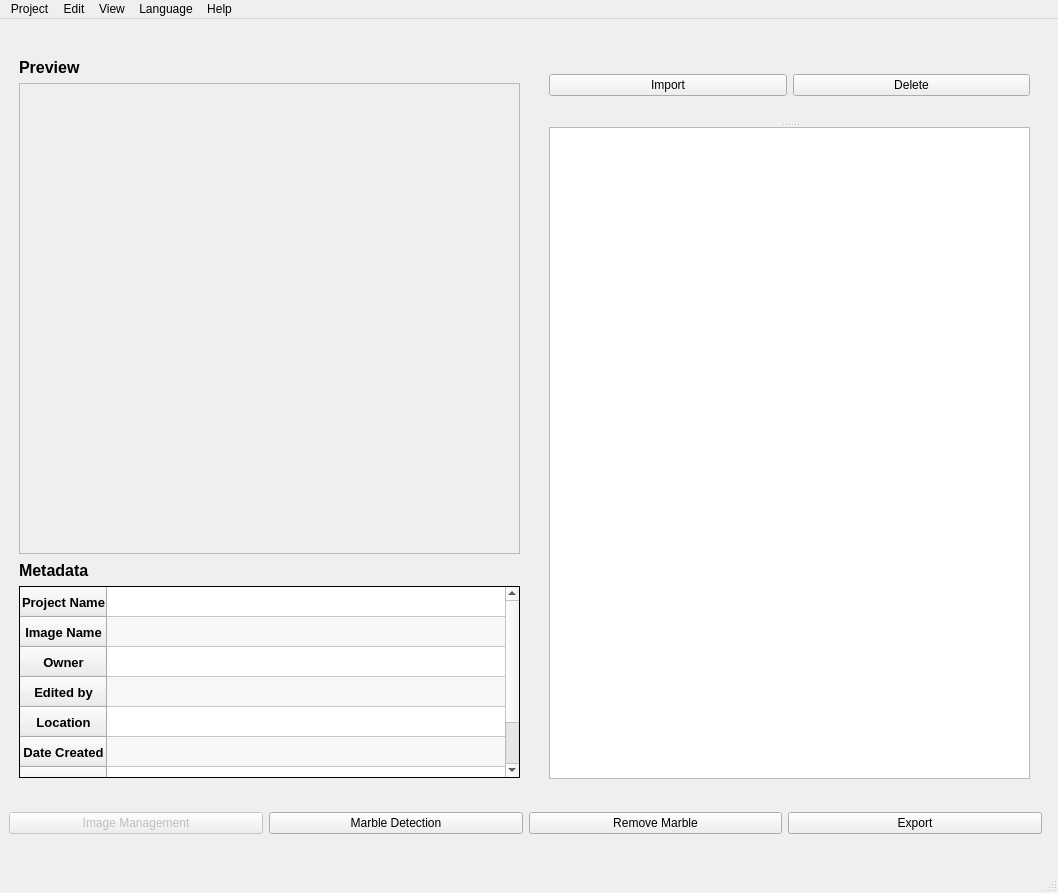
Old version of the form RTIe/RTIe_builder/system_ui.ui in the repository Super-SaiyanSandwich/ECMM427.
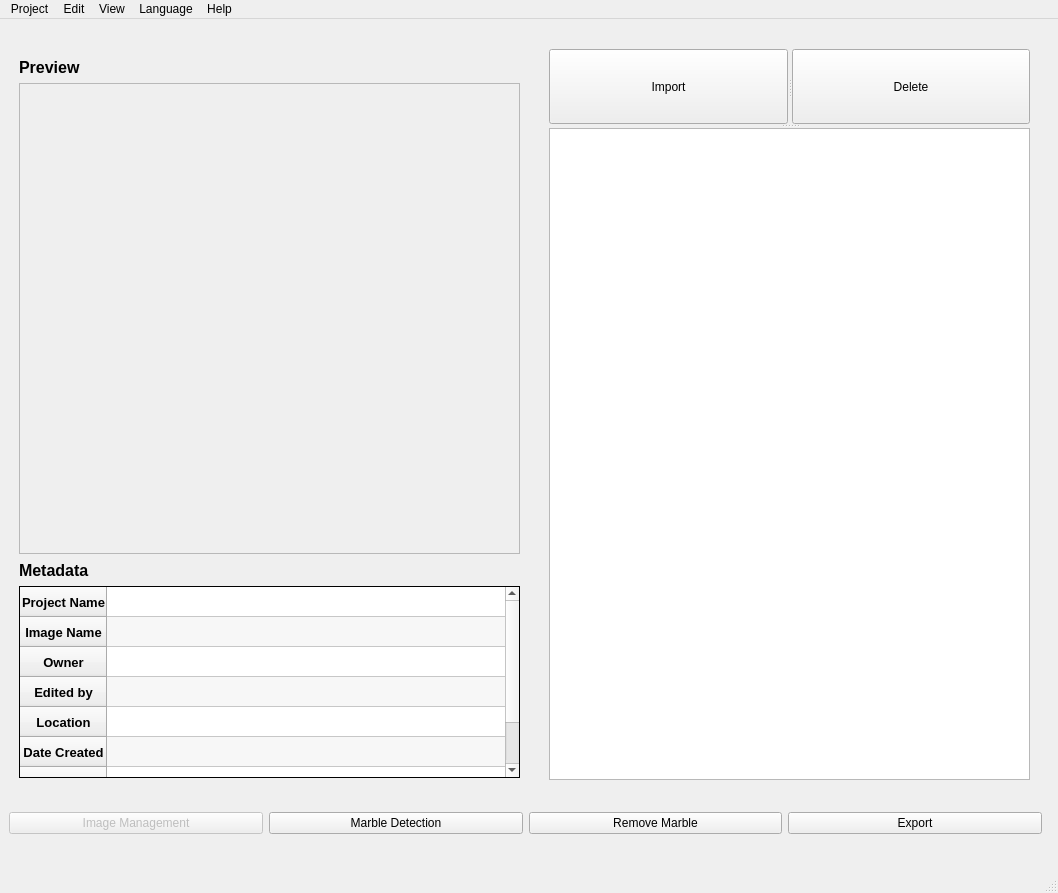
New version of the form. The open tabs and pages were chosen to show the change. Icons and pictures are not drawn.

What changed in the file:
```diff
--- a/RTIe/RTIe_builder/system_ui.ui
+++ b/RTIe/RTIe_builder/system_ui.ui
@@ -491,11 +491,11 @@
          </property>
         </column>
        </widget>
-       <widget class="QSplitter" name="splitter_3">
+       <widget class="QSplitter" name="splitter_7">
         <property name="geometry">
          <rect>
           <x>540</x>
-          <y>20</y>
+          <y>21</y>
           <width>481</width>
           <height>731</height>
          </rect>
@@ -503,23 +503,20 @@
         <property name="orientation">
          <enum>Qt::Vertical</enum>
         </property>
-        <widget class="QWidget" name="layoutWidget">
-         <layout class="QHBoxLayout" name="horizontalLayout_4">
-          <item>
+        <widget class="QSplitter" name="splitter_3">
+         <property name="orientation">
+          <enum>Qt::Horizontal</enum>
+         </property>
            <widget class="QPushButton" name="import_btn">
             <property name="text">
              <string>Import</string>
             </property>
            </widget>
-          </item>
-          <item>
            <widget class="QPushButton" name="delete_Btn">
             <property name="text">
              <string>Delete</string>
             </property>
            </widget>
-          </item>
-         </layout>
         </widget>
         <widget class="QListWidget" name="listWidget">
          <property name="lineWidth">
```
Left out of the diff: 17 changed lines with no effect on the pictures. Lines whose indentation alone changed are shown as unchanged.
